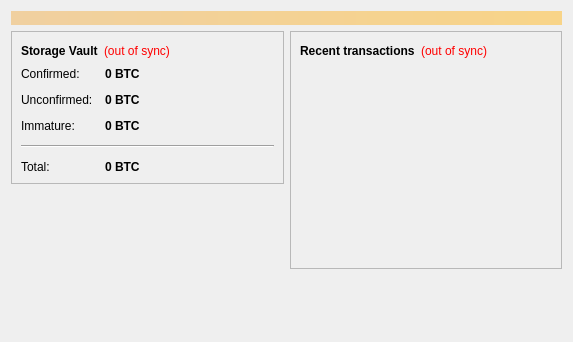
This is src/qt/forms/overviewpage.ui in unobtanium-official/Unobtanium as Qt 5 draws it before an edit. The edited form follows.
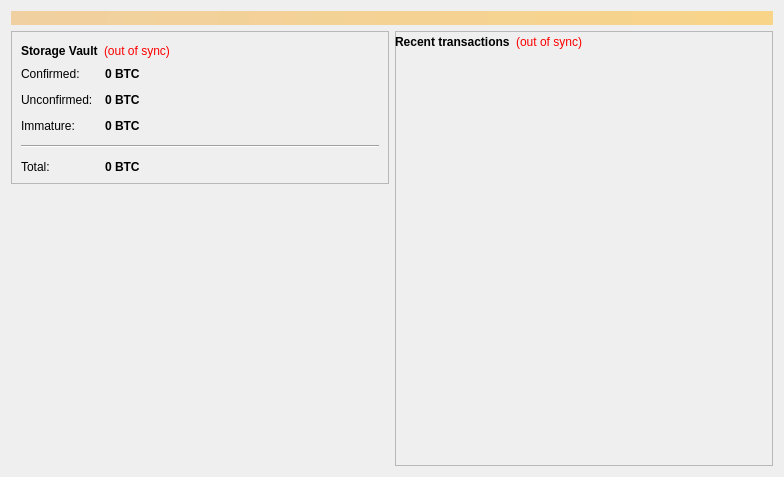
This is the edited form. Icons and pictures are not drawn.

The edit to the form file:
```diff
--- a/src/qt/forms/overviewpage.ui
+++ b/src/qt/forms/overviewpage.ui
@@ -6,8 +6,8 @@
    <rect>
     <x>0</x>
     <y>0</y>
-    <width>573</width>
-    <height>342</height>
+    <width>784</width>
+    <height>477</height>
    </rect>
   </property>
   <property name="windowTitle">
@@ -260,49 +260,15 @@
          <property name="frameShadow">
           <enum>QFrame::Raised</enum>
          </property>
-         <layout class="QVBoxLayout" name="verticalLayout">
-          <item>
-           <layout class="QHBoxLayout" name="horizontalLayout_2">
-            <item>
-             <widget class="QLabel" name="label_4">
-              <property name="text">
-               <string>&lt;b&gt;Recent transactions&lt;/b&gt;</string>
-              </property>
-             </widget>
-            </item>
-            <item>
-             <widget class="QLabel" name="labelTransactionsStatus">
-              <property name="toolTip">
-               <string>The displayed information may be out of date. Your wallet automatically synchronizes with the Unobtanium network after a connection is established, but this process has not completed yet.</string>
-              </property>
-              <property name="styleSheet">
-               <string notr="true">QLabel { color: red; }</string>
-              </property>
-              <property name="text">
-               <string notr="true">(out of sync)</string>
-              </property>
-              <property name="alignment">
-               <set>Qt::AlignRight|Qt::AlignTrailing|Qt::AlignVCenter</set>
-              </property>
-             </widget>
-            </item>
-            <item>
-             <spacer name="horizontalSpacer">
-              <property name="orientation">
-               <enum>Qt::Horizontal</enum>
-              </property>
-              <property name="sizeHint" stdset="0">
-               <size>
-                <width>40</width>
-                <height>20</height>
-               </size>
-              </property>
-             </spacer>
-            </item>
-           </layout>
-          </item>
-          <item>
            <widget class="QListView" name="listTransactions">
+          <property name="geometry">
+           <rect>
+            <x>13</x>
+            <y>45</y>
+            <width>351</width>
+            <height>281</height>
+           </rect>
+          </property>
             <property name="styleSheet">
              <string notr="true">QListView { background: transparent; }</string>
             </property>
@@ -319,22 +285,74 @@
              <enum>QAbstractItemView::NoSelection</enum>
             </property>
            </widget>
-          </item>
-         </layout>
+         <widget class="QLabel" name="label_6">
+          <property name="geometry">
+           <rect>
+            <x>180</x>
+            <y>150</y>
+            <width>201</width>
+            <height>311</height>
+           </rect>
+          </property>
+          <property name="text">
+           <string/>
+          </property>
+          <property name="pixmap">
+           <pixmap resource="../bitcoin.qrc">:/images/splash_testnet</pixmap>
+          </property>
+         </widget>
+         <widget class="QWidget" name="layoutWidget">
+          <property name="geometry">
+           <rect>
+            <x>0</x>
+            <y>0</y>
+            <width>255</width>
+            <height>22</height>
+           </rect>
+          </property>
+          <layout class="QHBoxLayout" name="horizontalLayout_2">
+           <item>
+            <widget class="QLabel" name="label_4">
+             <property name="text">
+              <string>&lt;b&gt;Recent transactions&lt;/b&gt;</string>
+             </property>
+            </widget>
+           </item>
+           <item>
+            <widget class="QLabel" name="labelTransactionsStatus">
+             <property name="toolTip">
+              <string>The displayed information may be out of date. Your wallet automatically synchronizes with the Unobtanium network after a connection is established, but this process has not completed yet.</string>
+             </property>
+             <property name="styleSheet">
+              <string notr="true">QLabel { color: red; }</string>
+             </property>
+             <property name="text">
+              <string notr="true">(out of sync)</string>
+             </property>
+             <property name="alignment">
+              <set>Qt::AlignRight|Qt::AlignTrailing|Qt::AlignVCenter</set>
+             </property>
         </widget>
        </item>
        <item>
-        <spacer name="verticalSpacer_2">
+            <spacer name="horizontalSpacer">
          <property name="orientation">
-          <enum>Qt::Vertical</enum>
+              <enum>Qt::Horizontal</enum>
          </property>
          <property name="sizeHint" stdset="0">
           <size>
-           <width>20</width>
-           <height>40</height>
+               <width>40</width>
+               <height>20</height>
           </size>
          </property>
         </spacer>
+           </item>
+          </layout>
+         </widget>
+         <zorder>label_6</zorder>
+         <zorder>listTransactions</zorder>
+         <zorder>layoutWidget</zorder>
+        </widget>
        </item>
       </layout>
      </item>
```
Lines whose indentation alone changed are shown as unchanged.
